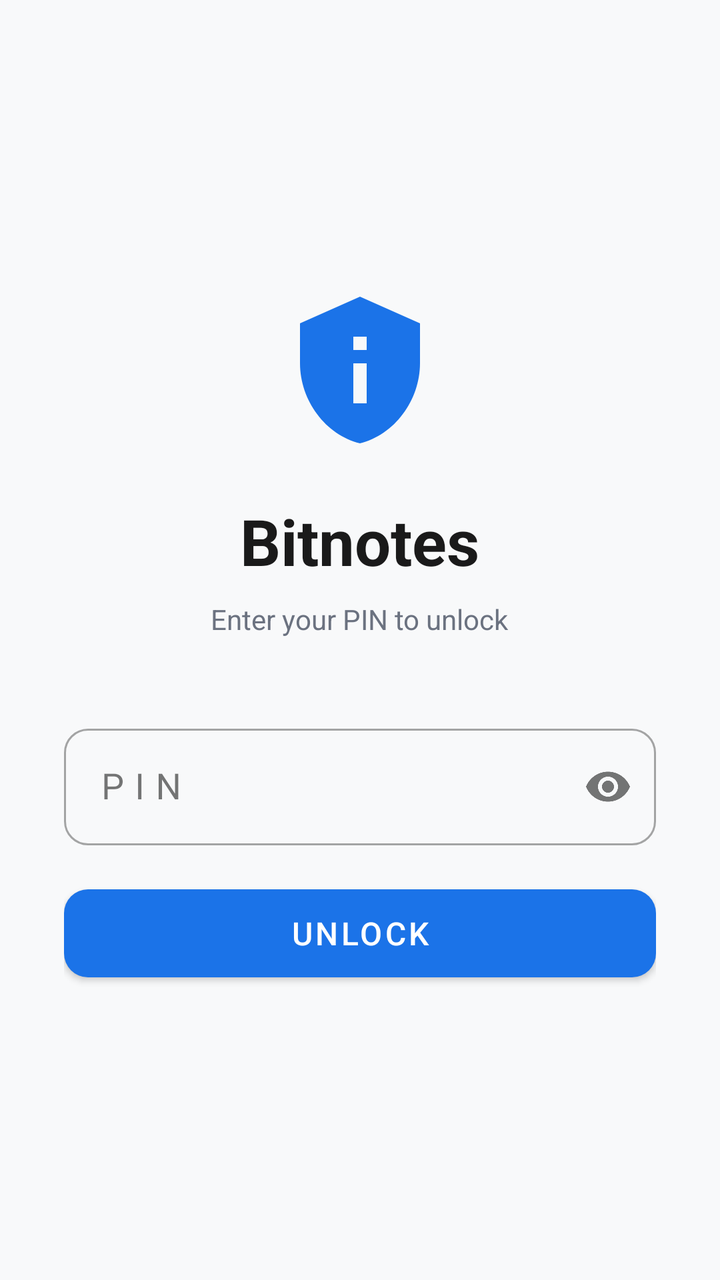
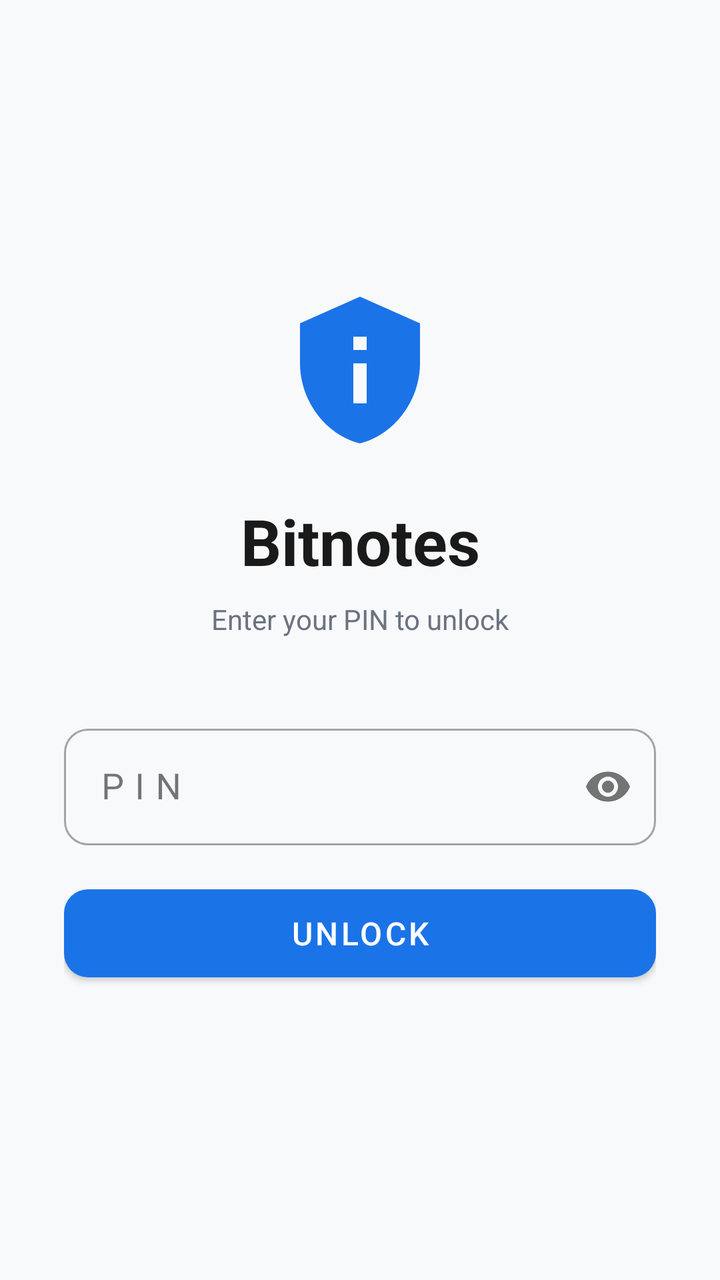

Before-and-after screenshots of an Android layout around one commit, followed by the original layout XML and the change that was made.
<!-- AndroidManifest.xml: application theme Theme.Bitnotes -->
<!-- res/layout/activity_auth.xml -->
<?xml version="1.0" encoding="utf-8"?>
<androidx.coordinatorlayout.widget.CoordinatorLayout
    xmlns:android="http://schemas.android.com/apk/res/android"
    xmlns:app="http://schemas.android.com/apk/res-auto"
    android:layout_width="match_parent"
    android:layout_height="match_parent"
    android:background="@color/background">

    <LinearLayout
        android:layout_width="match_parent"
        android:layout_height="match_parent"
        android:gravity="center"
        android:orientation="vertical"
        android:padding="32dp">

        
        <ImageView
            android:layout_width="80dp"
            android:layout_height="80dp"
            android:layout_marginBottom="24dp"
            android:src="@drawable/ic_lock_shield"
            android:contentDescription="Bitnotes Logo"
            app:tint="@color/primary" />

        <TextView
            android:id="@+id/tvTitle"
            android:layout_width="wrap_content"
            android:layout_height="wrap_content"
            android:text="Bitnotes"
            android:textSize="32sp"
            android:textStyle="bold"
            android:textColor="@color/on_surface"
            android:layout_marginBottom="8dp" />

        <TextView
            android:id="@+id/tvSubtitle"
            android:layout_width="wrap_content"
            android:layout_height="wrap_content"
            android:text="Enter your PIN to unlock"
            android:textSize="14sp"
            android:textColor="@color/on_surface_variant"
            android:gravity="center"
            android:layout_marginBottom="40dp" />

        <ProgressBar
            android:id="@+id/progressBar"
            android:layout_width="wrap_content"
            android:layout_height="wrap_content"
            android:visibility="gone" />

        
        <LinearLayout
            android:id="@+id/contentGroup"
            android:layout_width="match_parent"
            android:layout_height="wrap_content"
            android:orientation="vertical"
            android:visibility="visible">

            <com.google.android.material.textfield.TextInputLayout
                android:id="@+id/tilPin"
                style="@style/Widget.MaterialComponents.TextInputLayout.OutlinedBox"
                android:layout_width="match_parent"
                android:layout_height="wrap_content"
                android:layout_marginBottom="16dp"
                app:endIconMode="password_toggle"
                app:boxCornerRadiusTopStart="12dp"
                app:boxCornerRadiusTopEnd="12dp"
                app:boxCornerRadiusBottomStart="12dp"
                app:boxCornerRadiusBottomEnd="12dp">

                <com.google.android.material.textfield.TextInputEditText
                    android:id="@+id/etPin"
                    android:layout_width="match_parent"
                    android:layout_height="wrap_content"
                    android:hint="PIN"
                    android:inputType="numberPassword"
                    android:maxLength="20"
                    android:imeOptions="actionDone"
                    android:textSize="18sp"
                    android:letterSpacing="0.3" />
            </com.google.android.material.textfield.TextInputLayout>

            <com.google.android.material.textfield.TextInputLayout
                android:id="@+id/tilConfirmPin"
                style="@style/Widget.MaterialComponents.TextInputLayout.OutlinedBox"
                android:layout_width="match_parent"
                android:layout_height="wrap_content"
                android:layout_marginBottom="24dp"
                android:visibility="gone"
                app:endIconMode="password_toggle"
                app:boxCornerRadiusTopStart="12dp"
                app:boxCornerRadiusTopEnd="12dp"
                app:boxCornerRadiusBottomStart="12dp"
                app:boxCornerRadiusBottomEnd="12dp">

                <com.google.android.material.textfield.TextInputEditText
                    android:id="@+id/etConfirmPin"
                    android:layout_width="match_parent"
                    android:layout_height="wrap_content"
                    android:hint="Confirm PIN"
                    android:inputType="numberPassword"
                    android:maxLength="20"
                    android:imeOptions="actionDone"
                    android:textSize="18sp"
                    android:letterSpacing="0.3" />
            </com.google.android.material.textfield.TextInputLayout>

            <com.google.android.material.button.MaterialButton
                android:id="@+id/btnAction"
                android:layout_width="match_parent"
                android:layout_height="56dp"
                android:text="Unlock"
                android:textSize="16sp"
                style="@style/Widget.MaterialComponents.Button"
                app:cornerRadius="12dp" />

            <com.google.android.material.button.MaterialButton
                android:id="@+id/btnBiometric"
                android:layout_width="match_parent"
                android:layout_height="56dp"
                android:layout_marginTop="12dp"
                android:text="Use Biometric"
                android:textSize="16sp"
                style="@style/Widget.MaterialComponents.Button.OutlinedButton"
                app:cornerRadius="12dp"
                android:visibility="gone" />

            <TextView
                android:id="@+id/tvAttemptsWarning"
                android:layout_width="match_parent"
                android:layout_height="wrap_content"
                android:layout_marginTop="12dp"
                android:textColor="@color/error"
                android:textSize="13sp"
                android:gravity="center"
                android:visibility="gone" />

        </LinearLayout>

        
        <LinearLayout
            android:id="@+id/lockoutGroup"
            android:layout_width="match_parent"
            android:layout_height="wrap_content"
            android:orientation="vertical"
            android:gravity="center"
            android:visibility="gone">

            <ImageView
                android:layout_width="48dp"
                android:layout_height="48dp"
                android:src="@drawable/ic_lock_shield"
                android:contentDescription="Locked"
                app:tint="@color/error"
                android:layout_marginBottom="12dp" />

            <TextView
                android:id="@+id/tvLockoutMessage"
                android:layout_width="wrap_content"
                android:layout_height="wrap_content"
                android:text="Too many attempts. Please wait."
                android:textColor="@color/error"
                android:textSize="14sp"
                android:gravity="center" />

        </LinearLayout>

    </LinearLayout>

</androidx.coordinatorlayout.widget.CoordinatorLayout>
<!-- resources referenced by this layout -->
<resources>
  <color name="background">#F8F9FA</color>
  <color name="error">#D32F2F</color>
  <color name="on_surface">#1A1A1A</color>
  <color name="on_surface_variant">#6B7280</color>
  <color name="primary">#1B73E8</color>
  <!-- drawable ic_lock_shield (drawable) -->
  <?xml version="1.0" encoding="utf-8"?>
  <vector xmlns:android="http://schemas.android.com/apk/res/android"
      android:width="24dp"
      android:height="24dp"
      android:viewportWidth="24"
      android:viewportHeight="24">
      <path
          android:fillColor="@android:color/black"
          android:pathData="M12,1L3,5v6c0,5.55 3.84,10.74 9,12 5.16,-1.26 9,-6.45 9,-12V5L12,1zM11,7h2v2h-2V7zM11,11h2v6h-2V11z"/>
  </vector>
  <style name="Theme.Bitnotes" parent="Theme.MaterialComponents.Light.NoActionBar">
          <item name="colorPrimary">@color/primary</item>
          <item name="colorPrimaryVariant">@color/primary_variant</item>
          <item name="colorOnPrimary">@color/on_primary</item>
          <item name="android:colorBackground">@color/background</item>
          <item name="colorSurface">@color/surface</item>
          <item name="colorOnSurface">@color/on_surface</item>
          <item name="colorError">@color/error</item>
          <item name="android:statusBarColor">@color/primary</item>
          <item name="android:navigationBarColor">@color/background</item>
          <item name="android:windowBackground">@color/background</item>
      </style>
  <color name="primary_variant">#1557B0</color>
  <color name="on_primary">#FFFFFF</color>
  <color name="surface">#FFFFFF</color>
</resources>

<!-- the commit's change to res/layout/activity_auth.xml (unified diff, before → after) -->
@@ -24,17 +24,18 @@
 
         <TextView
             android:id="@+id/tvTitle"
-            android:layout_width="wrap_content"
+            android:layout_width="match_parent"
             android:layout_height="wrap_content"
             android:text="Bitnotes"
             android:textSize="32sp"
             android:textStyle="bold"
             android:textColor="@color/on_surface"
+            android:gravity="center"
             android:layout_marginBottom="8dp" />
 
         <TextView
             android:id="@+id/tvSubtitle"
-            android:layout_width="wrap_content"
+            android:layout_width="match_parent"
             android:layout_height="wrap_content"
             android:text="Enter your PIN to unlock"
             android:textSize="14sp"
